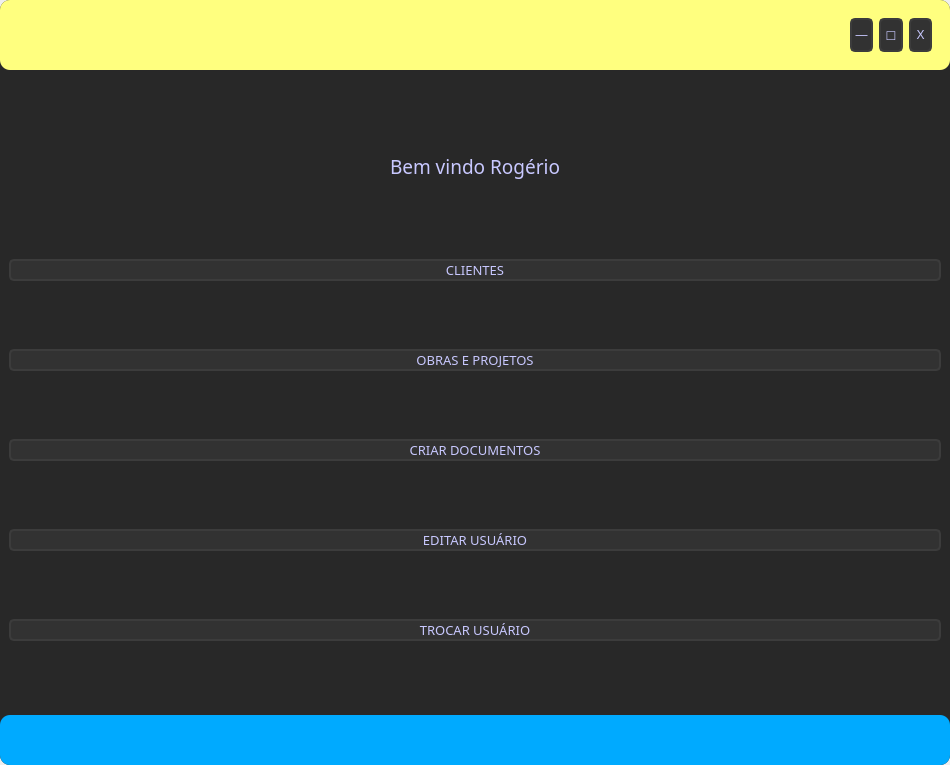
First picture: the form in Qt/menu2.ui, repository GLimas99/MakeForms, before the edit.
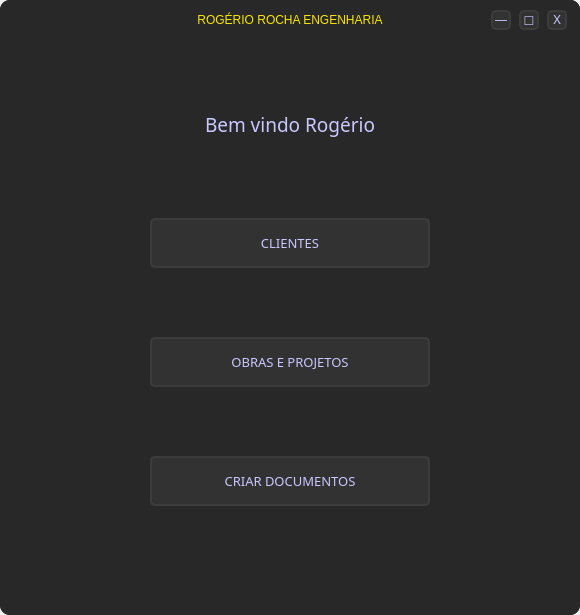
Second picture: the form after the edit. Icons and pictures are not drawn.

What changed in the file:
```diff
--- a/Qt/menu2.ui
+++ b/Qt/menu2.ui
@@ -6,8 +6,8 @@
    <rect>
     <x>0</x>
     <y>0</y>
-    <width>950</width>
-    <height>765</height>
+    <width>580</width>
+    <height>615</height>
    </rect>
   </property>
   <property name="windowTitle">
@@ -34,8 +34,8 @@
      <widget class="QFrame" name="frame">
       <property name="minimumSize">
        <size>
-        <width>950</width>
-        <height>765</height>
+        <width>0</width>
+        <height>0</height>
        </size>
       </property>
       <property name="maximumSize">
@@ -76,11 +76,11 @@
          <property name="maximumSize">
           <size>
            <width>16777215</width>
-           <height>70</height>
+           <height>40</height>
           </size>
          </property>
          <property name="styleSheet">
-          <string notr="true">background-color: rgb(255, 255, 127);</string>
+          <string notr="true">background-color: rgb(40, 40, 40);</string>
          </property>
          <property name="frameShape">
           <enum>QFrame::NoFrame</enum>
@@ -89,6 +89,21 @@
           <enum>QFrame::Raised</enum>
          </property>
          <layout class="QHBoxLayout" name="horizontalLayout">
+          <property name="spacing">
+           <number>0</number>
+          </property>
+          <property name="leftMargin">
+           <number>100</number>
+          </property>
+          <property name="topMargin">
+           <number>0</number>
+          </property>
+          <property name="rightMargin">
+           <number>0</number>
+          </property>
+          <property name="bottomMargin">
+           <number>0</number>
+          </property>
           <item>
            <widget class="QFrame" name="left">
             <property name="frameShape">
@@ -98,19 +113,33 @@
              <enum>QFrame::Raised</enum>
             </property>
             <layout class="QHBoxLayout" name="horizontalLayout_2">
+             <property name="spacing">
+              <number>0</number>
+             </property>
+             <property name="leftMargin">
+              <number>0</number>
+             </property>
+             <property name="topMargin">
+              <number>0</number>
+             </property>
+             <property name="rightMargin">
+              <number>0</number>
+             </property>
+             <property name="bottomMargin">
+              <number>0</number>
+             </property>
              <item>
-              <widget class="QFrame" name="logo">
+              <widget class="QLabel" name="label">
                <property name="styleSheet">
-                <string notr="true">background-image: url(:/Logo_yellow/Images/logorocha_360x90.png);
-background-repeat: no-repeat;
-background-position: center;
-</string>
+                <string notr="true">background-color: rgb(40, 40, 40);
+color:rgb(250, 230, 0);
+font: 16pt &quot;Masiku&quot;;</string>
                </property>
-               <property name="frameShape">
-                <enum>QFrame::StyledPanel</enum>
+               <property name="text">
+                <string>ROGÉRIO ROCHA ENGENHARIA</string>
                </property>
-               <property name="frameShadow">
-                <enum>QFrame::Raised</enum>
+               <property name="alignment">
+                <set>Qt::AlignCenter</set>
                </property>
               </widget>
              </item>
@@ -136,14 +165,14 @@
               <widget class="QPushButton" name="minwin">
                <property name="minimumSize">
                 <size>
-                 <width>0</width>
-                 <height>0</height>
+                 <width>20</width>
+                 <height>20</height>
                 </size>
                </property>
                <property name="maximumSize">
                 <size>
-                 <width>1000</width>
-                 <height>1000</height>
+                 <width>20</width>
+                 <height>20</height>
                 </size>
                </property>
                <property name="styleSheet">
@@ -171,14 +200,14 @@
               <widget class="QPushButton" name="maxwin">
                <property name="minimumSize">
                 <size>
-                 <width>0</width>
-                 <height>0</height>
+                 <width>20</width>
+                 <height>20</height>
                 </size>
                </property>
                <property name="maximumSize">
                 <size>
-                 <width>1000</width>
-                 <height>1000</height>
+                 <width>20</width>
+                 <height>20</height>
                 </size>
                </property>
                <property name="styleSheet">
@@ -206,14 +235,14 @@
               <widget class="QPushButton" name="closewin">
                <property name="minimumSize">
                 <size>
-                 <width>0</width>
-                 <height>0</height>
+                 <width>20</width>
+                 <height>20</height>
                 </size>
                </property>
                <property name="maximumSize">
                 <size>
-                 <width>1000</width>
-                 <height>1000</height>
+                 <width>20</width>
+                 <height>20</height>
                 </size>
                </property>
                <property name="styleSheet">
@@ -251,12 +280,30 @@
 color:rgb(200, 200, 255);</string>
          </property>
          <property name="frameShape">
-          <enum>QFrame::StyledPanel</enum>
+          <enum>QFrame::NoFrame</enum>
          </property>
          <property name="frameShadow">
-          <enum>QFrame::Raised</enum>
+          <enum>QFrame::Plain</enum>
+         </property>
+         <property name="lineWidth">
+          <number>1</number>
          </property>
          <layout class="QVBoxLayout" name="verticalLayout_5">
+          <property name="spacing">
+           <number>10</number>
+          </property>
+          <property name="leftMargin">
+           <number>150</number>
+          </property>
+          <property name="topMargin">
+           <number>0</number>
+          </property>
+          <property name="rightMargin">
+           <number>150</number>
+          </property>
+          <property name="bottomMargin">
+           <number>0</number>
+          </property>
           <item>
            <widget class="QLabel" name="lbl_welcome">
             <property name="maximumSize">
@@ -281,6 +328,12 @@
           </item>
           <item>
            <widget class="QPushButton" name="btn_cliente">
+            <property name="minimumSize">
+             <size>
+              <width>280</width>
+              <height>50</height>
+             </size>
+            </property>
             <property name="font">
              <font>
               <family>Quicksand</family>
@@ -308,10 +361,22 @@
             <property name="text">
              <string>CLIENTES</string>
             </property>
+            <property name="autoDefault">
+             <bool>false</bool>
+            </property>
+            <property name="flat">
+             <bool>false</bool>
+            </property>
            </widget>
           </item>
           <item>
            <widget class="QPushButton" name="btn_cadobra">
+            <property name="minimumSize">
+             <size>
+              <width>280</width>
+              <height>50</height>
+             </size>
+            </property>
             <property name="font">
              <font>
               <family>Quicksand</family>
@@ -343,6 +408,12 @@
           </item>
           <item>
            <widget class="QPushButton" name="btn_makedoc">
+            <property name="minimumSize">
+             <size>
+              <width>280</width>
+              <height>50</height>
+             </size>
+            </property>
             <property name="font">
              <font>
               <family>Quicksand</family>
@@ -372,68 +443,6 @@
             </property>
            </widget>
           </item>
-          <item>
-           <widget class="QPushButton" name="btn_edituser">
-            <property name="font">
-             <font>
-              <family>Quicksand</family>
-              <pointsize>10</pointsize>
-              <weight>50</weight>
-              <bold>false</bold>
-             </font>
-            </property>
-            <property name="styleSheet">
-             <string notr="true">QPushButton{
-	background-color:rgb(50, 50, 50);
-	border:2px solid rgb(60, 60, 60);
-	border-radius:5px;
-}
-QPushButton:hover{
-	background-color:rgb(60, 60, 60);
-	border: 2px solid rgb(70, 70, 70);
-}
-QPushButton:pressed{
-	background-color:rgb(250, 230, 0);
-	border: 2px solid rgb(255, 165, 24);
-	color: rgb(35, 35, 35);
-}</string>
-            </property>
-            <property name="text">
-             <string>EDITAR USUÁRIO</string>
-            </property>
-           </widget>
-          </item>
-          <item>
-           <widget class="QPushButton" name="btn_changeuser">
-            <property name="font">
-             <font>
-              <family>Quicksand</family>
-              <pointsize>10</pointsize>
-              <weight>50</weight>
-              <bold>false</bold>
-             </font>
-            </property>
-            <property name="styleSheet">
-             <string notr="true">QPushButton{
-	background-color:rgb(50, 50, 50);
-	border:2px solid rgb(60, 60, 60);
-	border-radius:5px;
-}
-QPushButton:hover{
-	background-color:rgb(60, 60, 60);
-	border: 2px solid rgb(70, 70, 70);
-}
-QPushButton:pressed{
-	background-color:rgb(250, 230, 0);
-	border: 2px solid rgb(255, 165, 24);
-	color: rgb(35, 35, 35);
-}</string>
-            </property>
-            <property name="text">
-             <string>TROCAR USUÁRIO</string>
-            </property>
-           </widget>
-          </item>
          </layout>
         </widget>
        </item>
@@ -446,7 +455,7 @@
           </size>
          </property>
          <property name="styleSheet">
-          <string notr="true">background-color: rgb(0, 170, 255);</string>
+          <string notr="true">background-color: rgb(40, 40, 40);</string>
          </property>
          <property name="frameShape">
           <enum>QFrame::StyledPanel</enum>
```
